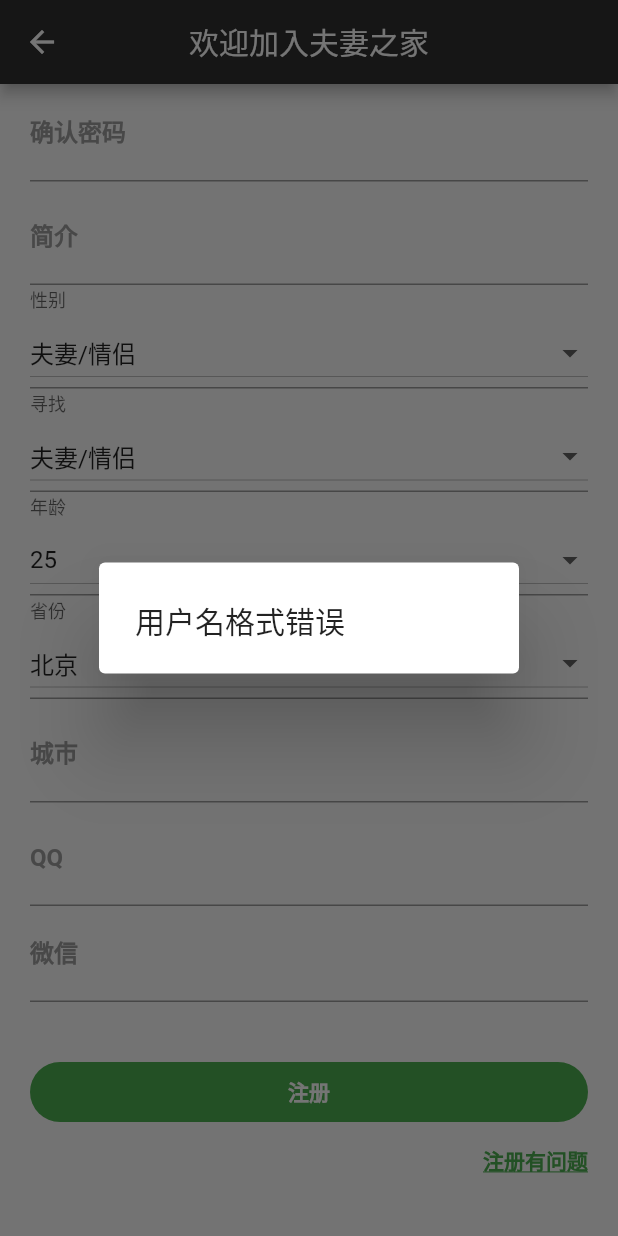
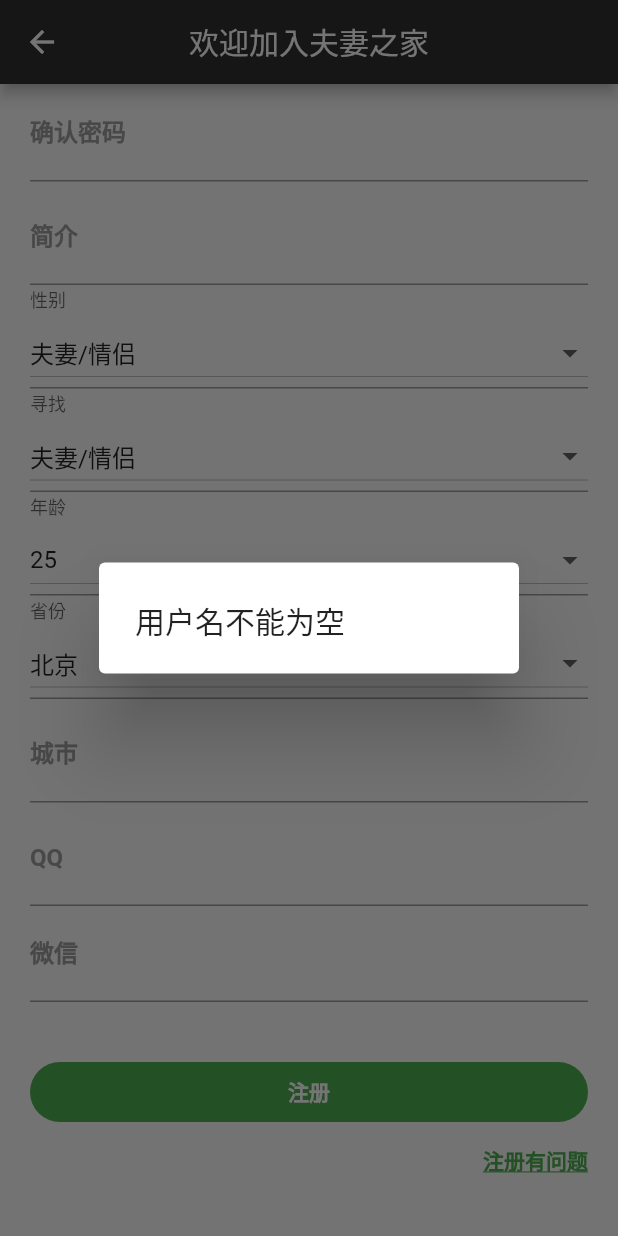
Before and after one commit to lisiyizu/flutter_fuqi, a Flutter app: the SignUpPage screen opened by its route, scrolled down 291 dp, after a tap on "注册", on a phone screen of 412 x 824 dp. Run offline on Flutter 3.47's test engine with Material 2 defaults, Android fonts, the phone set to English and light mode, and no system bars; our stand-ins replace cached_network_image, chewie, dio, fluttertoast, image_gallery_saver, image_picker and 3 more; missing offline and left inert: flutter_refresh; accounts and stored records are empty; Roboto replaces fonts that are missing (Montserrat).

Commit message:
注册页面修改

```diff
--- a/lib/auth/signUp.dart
+++ b/lib/auth/signUp.dart
@@ -156,18 +156,7 @@ class _SignUpPageState extends State<SignUpPage> {
           context: context,
           builder: (context) =>
               AlertDialog(
-                title: Text('用户名格式错误'),
-              ));
-      return false;
-    }
-    if (UserRegisterData.userName == null || UserRegisterData.userName
-        .trim()
-        .length == 0) {
-      showDialog(
-          context: context,
-          builder: (context) =>
-              AlertDialog(
-                title: Text('用户名格式错误'),
+                title: Text('用户名不能为空'),
               ));
       return false;
     }
@@ -178,7 +167,7 @@ class _SignUpPageState extends State<SignUpPage> {
           context: context,
           builder: (context) =>
               AlertDialog(
-                title: Text('密码格式错误'),
+                title: Text('密码不能为空'),
               ));
       return false;
     }
@@ -198,13 +187,13 @@ class _SignUpPageState extends State<SignUpPage> {
           context: context,
           builder: (context) =>
               AlertDialog(
-                title: Text('简介格式错误'),
+                title: Text('简介不能为空'),
               ));
       return false;
     }
     if (UserRegisterData.qq == null || UserRegisterData.qq
         .trim()
-        .length <=8) {
+        .length <=5) {
       showDialog(
           context: context,
           builder: (context) =>
@@ -220,7 +209,7 @@ class _SignUpPageState extends State<SignUpPage> {
           context: context,
           builder: (context) =>
               AlertDialog(
-                title: Text('微信号码格式错误'),
+                title: Text('微信号不能为空'),
               ));
       return false;
     }
@@ -231,7 +220,7 @@ class _SignUpPageState extends State<SignUpPage> {
           context: context,
           builder: (context) =>
               AlertDialog(
-                title: Text('城市格式错误'),
+                title: Text('城市不能为空'),
               ));
       return false;
     }
```
